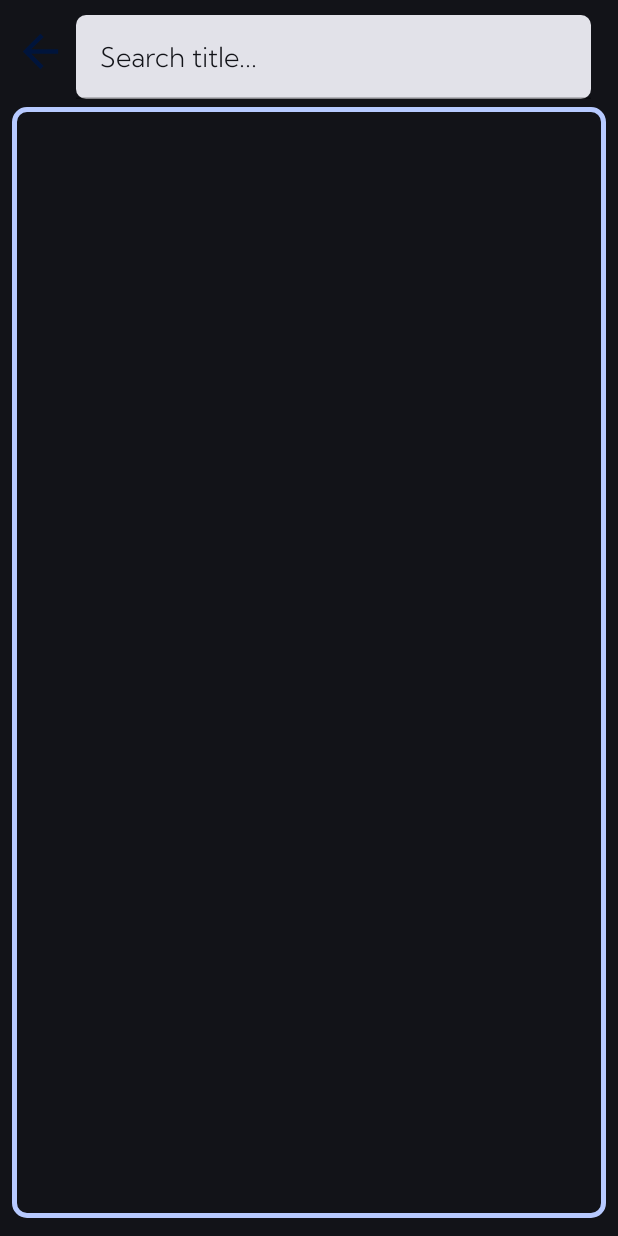
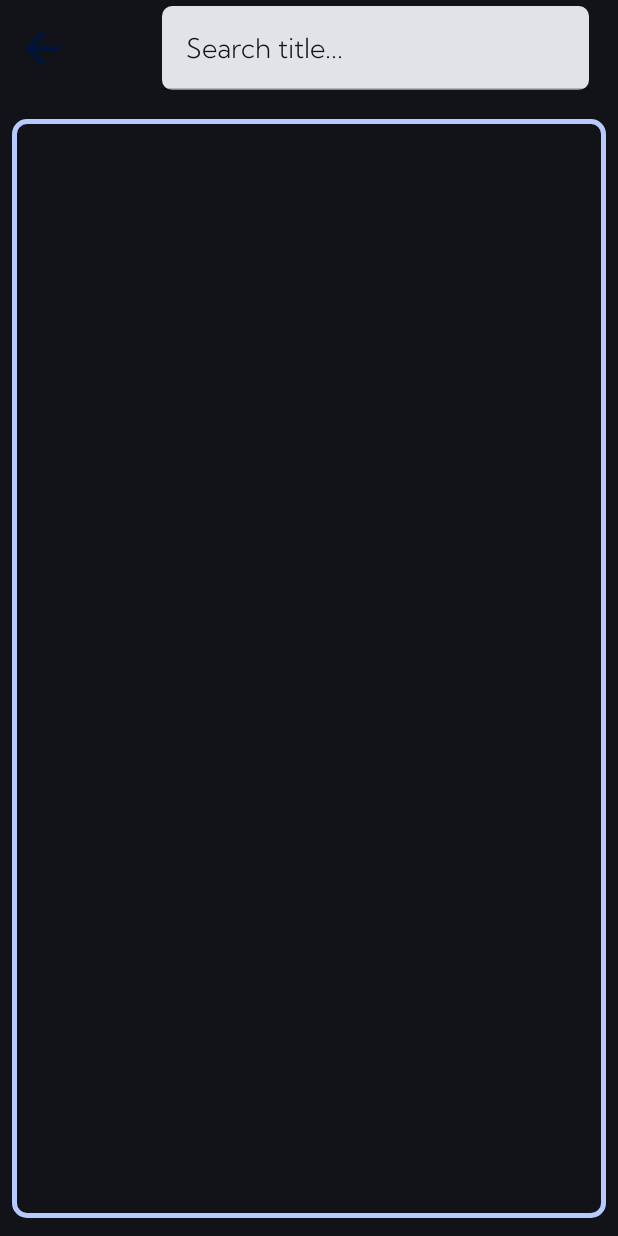
Before and after one commit to yama-org/yamadroid, an Android app built with Jetpack Compose: the EpisodesContentView screen opened through its navigation route, after a tap on "Search Icon", on a phone screen of 412 x 824 dp. Run offline under Robolectric (Android 15) with nearby library versions, the phone set to English and light mode, and no system bars; our stand-ins replace Dagger/Hilt's generated code.

```diff
--- a/app/src/main/java/com/yama/ui/scaffold/ScaffoldCompose.kt
+++ b/app/src/main/java/com/yama/ui/scaffold/ScaffoldCompose.kt
@@ -1,14 +1,8 @@
 package com.yama.ui.scaffold
 
-import androidx.compose.animation.AnimatedVisibility
-import androidx.compose.animation.fadeIn
-import androidx.compose.animation.fadeOut
-import androidx.compose.animation.slideInHorizontally
-import androidx.compose.animation.slideOutHorizontally
 import androidx.compose.foundation.Image
 import androidx.compose.foundation.layout.Arrangement
 import androidx.compose.foundation.layout.Column
-import androidx.compose.foundation.layout.PaddingValues
 import androidx.compose.foundation.layout.Row
 import androidx.compose.foundation.layout.Spacer
 import androidx.compose.foundation.layout.fillMaxWidth
@@ -16,6 +10,7 @@ import androidx.compose.foundation.layout.height
 import androidx.compose.foundation.layout.padding
 import androidx.compose.foundation.layout.size
 import androidx.compose.foundation.layout.width
+import androidx.compose.foundation.shape.CircleShape
 import androidx.compose.foundation.shape.RoundedCornerShape
 import androidx.compose.material.ScaffoldState
 import androidx.compose.material.TextButton
@@ -31,18 +26,20 @@ import androidx.compose.material.icons.filled.Menu
 import androidx.compose.material.icons.filled.Refresh
 import androidx.compose.material.icons.filled.Search
 import androidx.compose.material3.BottomAppBar
+import androidx.compose.material3.CenterAlignedTopAppBar
 import androidx.compose.material3.Divider
+import androidx.compose.material3.ExperimentalMaterial3Api
 import androidx.compose.material3.Icon
 import androidx.compose.material3.IconButton
 import androidx.compose.material3.MaterialTheme
 import androidx.compose.material3.Text
+import androidx.compose.material3.TopAppBarDefaults
 import androidx.compose.runtime.Composable
 import androidx.compose.runtime.collectAsState
 import androidx.compose.runtime.getValue
 import androidx.compose.ui.Modifier
 import androidx.compose.ui.draw.clip
 import androidx.compose.ui.layout.ContentScale
-import androidx.compose.ui.modifier.modifierLocalProvider
 import androidx.compose.ui.res.painterResource
 import androidx.compose.ui.text.style.TextOverflow
 import androidx.compose.ui.unit.dp
@@ -169,6 +166,41 @@ fun ScaffoldTopBar(
     )
 }
 
+
+@OptIn(ExperimentalMaterial3Api::class)
+@Composable
+fun ScaffoldSearchTopBar(
+    scaffoldState: ScaffoldState,
+    scope: CoroutineScope,
+    mainViewModel: MainViewModel,
+    navController: NavController
+) {
+
+    val searchText by mainViewModel.searchText.collectAsState()
+
+    CenterAlignedTopAppBar(
+        title = { },
+        colors = TopAppBarDefaults.centerAlignedTopAppBarColors(MaterialTheme.colorScheme.background),
+        navigationIcon = {
+            IconButton(
+                onClick = {
+                    scope.launch {
+                        mainViewModel.isClicked()
+                    }
+                }
+            ) {
+                Icon(
+                    imageVector = Icons.Filled.ArrowBack,
+                    contentDescription = "Back icon",
+                    tint = MaterialTheme.colorScheme.onPrimary,
+                    modifier = Modifier.size(35.dp)
+                )
+            }
+        },
+        actions = { ScaffoldSearchBar(mainViewModel = mainViewModel) })
+
+}
+
 @Composable
 fun ScaffoldSearchBar(mainViewModel: MainViewModel) {
 
@@ -176,25 +208,11 @@ fun ScaffoldSearchBar(mainViewModel: MainViewModel) {
     val isClicked by mainViewModel.isClicked.collectAsState()
 
 
-    AnimatedVisibility(
-        visible = isClicked,
-        enter = fadeIn() + slideInHorizontally(initialOffsetX = { it }),
-        exit = fadeOut() + slideOutHorizontally(targetOffsetX = { it })
-    ) {
     Row(
         modifier = Modifier
-                .fillMaxWidth(),
+            .width(300.dp),
         horizontalArrangement = Arrangement.Center
     ) {
-
-            IconButton(onClick = { mainViewModel.isClicked() }) {
-                Icon(
-                    imageVector = Icons.Filled.ArrowBack,
-                    contentDescription = "Back Icon",
-                    tint = MaterialTheme.colorScheme.onPrimary,
-                    modifier = Modifier.size(35.dp)
-                )
-            }
 
         TextField(
             value = searchText,
@@ -220,45 +238,51 @@ fun ScaffoldSearchBar(mainViewModel: MainViewModel) {
         )
     }
 }
-}
 
 @Composable
 fun ScaffoldBottomBar(mainViewModel: MainViewModel) {
 
     BottomAppBar(
-        modifier = Modifier.padding(horizontal = 10.dp),
-        containerColor = MaterialTheme.colorScheme.background,
-        tonalElevation = (-5).dp,
+        modifier = Modifier
+            .clip(RoundedCornerShape(20)),
+        containerColor = MaterialTheme.colorScheme.tertiary,
+        tonalElevation = 50.dp,
         contentColor = MaterialTheme.colorScheme.onBackground,
         actions = {
             Row(
-                modifier = Modifier.fillMaxWidth(),
+                modifier = Modifier
+                    .fillMaxWidth(),
                 horizontalArrangement = Arrangement.SpaceEvenly
             ) {
-                IconButton(onClick = { /*TODO*/ }) {
+                IconButton(
+                    modifier = Modifier
+                        .size(60.dp)
+                        .clip(CircleShape),
+                    onClick = { /*TODO*/ }
+                ) {
                     Icon(
                         imageVector = Icons.Filled.Refresh,
                         contentDescription = "Refresh icon",
                         tint = MaterialTheme.colorScheme.onBackground,
-                        modifier = Modifier.size(400.dp)
+                        modifier = Modifier.size(80.dp),
                     )
                 }
 
-                IconButton(onClick = { /*TODO*/ }) {
+                IconButton(modifier = Modifier.size(60.dp), onClick = { /*TODO*/ }) {
                     Icon(
                         imageVector = Icons.Filled.CheckCircle,
                         contentDescription = "Check icon",
                         tint = MaterialTheme.colorScheme.onBackground,
-                        modifier = Modifier.size(400.dp)
+                        modifier = Modifier.size(80.dp),
                     )
                 }
 
-                IconButton(onClick = { /*TODO*/ }) {
+                IconButton(modifier = Modifier.size(60.dp), onClick = { /*TODO*/ }) {
                     Icon(
                         imageVector = Icons.Filled.Checklist,
                         contentDescription = "CheckList icon",
                         tint = MaterialTheme.colorScheme.onBackground,
-                        modifier = Modifier.size(400.dp)
+                        modifier = Modifier.size(80.dp),
                     )
                 }
             }
--- a/app/src/main/java/com/yama/ui/screen/episodes/ui/Episodes.kt
+++ b/app/src/main/java/com/yama/ui/screen/episodes/ui/Episodes.kt
@@ -29,8 +29,11 @@ import androidx.compose.foundation.selection.selectable
 import androidx.compose.foundation.shape.RoundedCornerShape
 import androidx.compose.material.Scaffold
 import androidx.compose.material.rememberScaffoldState
+import androidx.compose.material3.BottomAppBarDefaults
+import androidx.compose.material3.ExperimentalMaterial3Api
 import androidx.compose.material3.MaterialTheme
 import androidx.compose.material3.Text
+import androidx.compose.material3.TopAppBarDefaults
 import androidx.compose.runtime.Composable
 import androidx.compose.runtime.collectAsState
 import androidx.compose.runtime.getValue
@@ -53,12 +56,14 @@ import com.yama.navigation.YamaScreens
 import com.yama.ui.scaffold.ScaffoldBottomBar
 import com.yama.ui.scaffold.ScaffoldDrawer
 import com.yama.ui.scaffold.ScaffoldSearchBar
+import com.yama.ui.scaffold.ScaffoldSearchTopBar
 import com.yama.ui.scaffold.ScaffoldTopBar
 import com.yama.ui.screen.home.ui.DrawerLocation
 import com.yama.ui.screen.viewmodel.MainViewModel
 import kotlinx.coroutines.CoroutineScope
 import kotlinx.coroutines.launch
 
+@OptIn(ExperimentalMaterial3Api::class)
 @Composable
 fun EpisodesContentView(
     context: Context,
@@ -71,6 +76,7 @@ fun EpisodesContentView(
     val navigationItems = listOf(DrawerLocation.Settings, DrawerLocation.About)
     val isClicked by mainViewModel.isClicked.collectAsState()
     val isPressed by mainViewModel.isPressed.collectAsState()
+    val scrollBehavior = TopAppBarDefaults.pinnedScrollBehavior()
 
     Scaffold(
         scaffoldState = scaffoldState,
@@ -81,6 +87,17 @@ fun EpisodesContentView(
                 exit = fadeOut() + slideOutHorizontally()
             ) {
                 ScaffoldTopBar(
+                    scaffoldState = scaffoldState,
+                    scope = scope,
+                    mainViewModel = mainViewModel,
+                    navController = navController
+                )
+            }
+            AnimatedVisibility(visible = isClicked,
+                enter = fadeIn() + slideInHorizontally(initialOffsetX = { it }),
+                exit = fadeOut() + slideOutHorizontally(targetOffsetX = { it })
+            ) {
+                ScaffoldSearchTopBar(
                     scaffoldState = scaffoldState,
                     scope = scope,
                     mainViewModel = mainViewModel,
@@ -107,7 +124,7 @@ fun EpisodesContentView(
                 .padding(start = 2.5.dp, end = 2.5.dp, top = 10.dp, bottom = 2.dp)
         ) {
             Column {
-                ScaffoldSearchBar(mainViewModel = mainViewModel)
+                //ScaffoldSearchBar(mainViewModel = mainViewModel)
                 CenterEpisodesBox(
                     mainViewModel = mainViewModel,
                     navController = navController,
--- a/app/src/main/java/com/yama/ui/screen/home/ui/Home.kt
+++ b/app/src/main/java/com/yama/ui/screen/home/ui/Home.kt
@@ -83,7 +83,7 @@ fun HomeContentView(mainViewModel: MainViewModel, context: Context, navControlle
                 .padding(start = 2.5.dp, end = 2.5.dp, top = 10.dp, bottom = 2.dp)
         ) {
             Column() {
-                ScaffoldSearchBar(mainViewModel = mainViewModel)
+                //ScaffoldSearchBar(mainViewModel = mainViewModel)
                 CenterTitlesBox(mainViewModel = mainViewModel, navController = navController)
             }
         }
```
Lines whose indentation alone changed are shown as unchanged.
